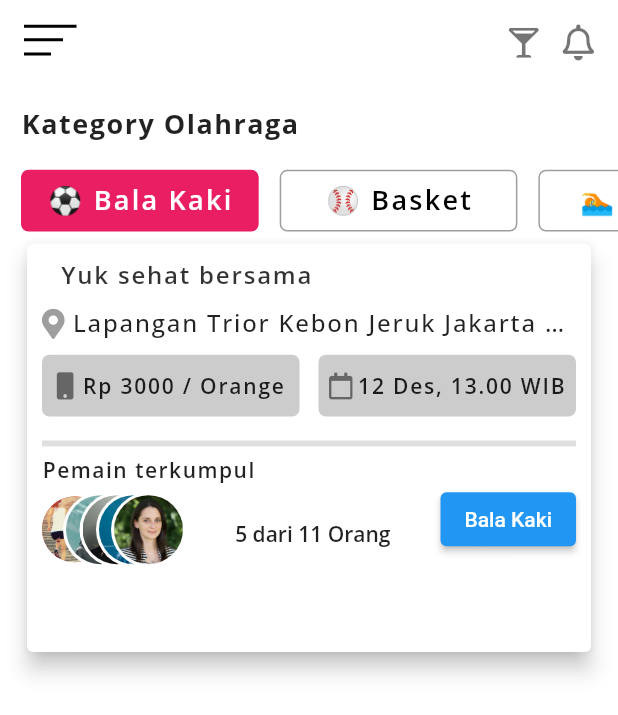
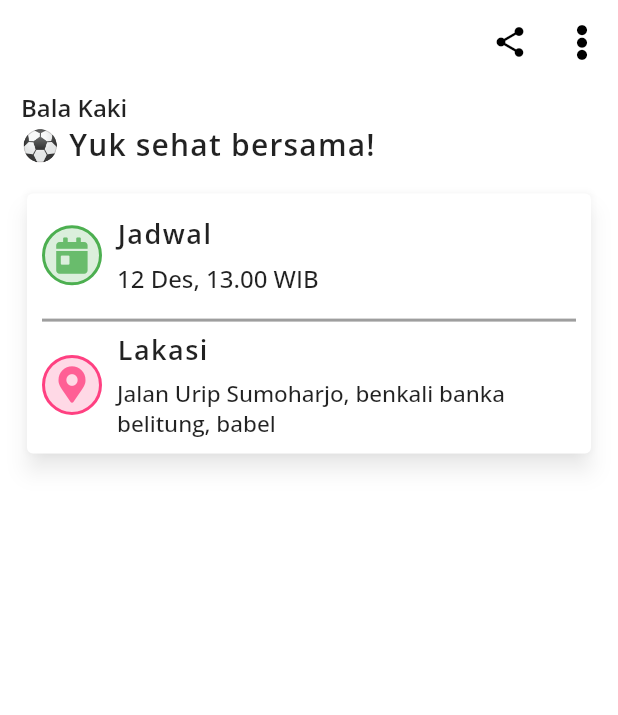
Before and after one commit to mscsapan/PlayTo-App, a Flutter app: the screen it shows after launch, on a phone screen of 412 x 824 dp. Shown: the top 715 px of the screen. Run offline on Flutter 3.47's test engine with Material 2 defaults, Android fonts, the phone set to English and light mode, and no system bars; our stand-ins replace bloc, flutter_bloc, font_awesome_flutter, google_fonts.

Commit message:
design more screens

```diff
--- a/lib/main.dart
+++ b/lib/main.dart
@@ -3,6 +3,7 @@ import 'package:flutter/services.dart';
 import 'package:flutter_bloc/flutter_bloc.dart';
 import 'package:play_to_app/src/logic/controller_cubit.dart';
 import 'package:play_to_app/src/screens/category_screen.dart';
+import 'package:play_to_app/src/screens/football_event_screen.dart';
 
 void main() {
   WidgetsFlutterBinding.ensureInitialized();
@@ -15,7 +16,7 @@ void main() {
       home: BlocProvider<ControllerCubit>(
         create: (BuildContext context) => ControllerCubit(),
         // child: const Home(),
-        child: const CategoryScreen(),
+        child: const FootBallEventScreen(),
       ),
       debugShowCheckedModeBanner: false,
       theme: ThemeData(
--- a/lib/src/data/data_list.dart
+++ b/lib/src/data/data_list.dart
@@ -26,7 +26,14 @@ final List<IconData> eventIcons = [
   FontAwesomeIcons.mobile,
   FontAwesomeIcons.calendar,
 ];
-final List<String> eventTitle = [
+final List<String> eventDate = [
   'Rp 3000 / Orange',
   '12 Des, 13.00 WIB',
 ];
+
+final List<String> eventTitle = [
+  'Yuk sehat bersama',
+  'Alumni Unsri Kumpul Yuki',
+  'Sepakbola ria',
+  'Unpansi Uduku Liya',
+];
--- a/lib/src/screens/category_screen.dart
+++ b/lib/src/screens/category_screen.dart
@@ -1,4 +1,5 @@
 import 'package:flutter/material.dart';
+import 'package:play_to_app/src/data/data_list.dart';
 import 'package:play_to_app/src/views/category_details.dart';
 import 'package:play_to_app/src/views/category_play_view.dart';
 import 'package:play_to_app/src/views/my_app_bar.dart';
@@ -19,13 +20,21 @@ class CategoryScreen extends StatelessWidget {
         height: _size.height,
         width: _size.width,
         child: ListView(
-          children: const [
-            CategoryHeading(
+          physics: const BouncingScrollPhysics(),
+          children: [
+            const CategoryHeading(
               leftTitle: 'Kategory Olahraga',
               r8Title: '',
             ),
-            CategoryPlayView(),
-            CategoryDetails(),
+            const CategoryPlayView(),
+            Column(
+              children: List.generate(
+                eventTitle.length,
+                (index) => CategoryDetails(
+                  title: eventTitle[index],
+                ),
+              ),
+            ),
           ],
         ),
       ),
--- /dev/null
+++ b/lib/src/screens/football_event_screen.dart
@@ -0,0 +1,182 @@
+import 'package:flutter/material.dart';
+import 'package:font_awesome_flutter/font_awesome_flutter.dart';
+import 'package:google_fonts/google_fonts.dart';
+import 'package:play_to_app/src/data/data_list.dart';
+import 'package:play_to_app/src/views/heading_title.dart';
+
+class FootBallEventScreen extends StatelessWidget {
+  const FootBallEventScreen({Key? key}) : super(key: key);
+  final Color red = Colors.red;
+  final String subTitle =
+      'Jalan Urip Sumoharjo, benkali banka\nbelitung, babel';
+
+  @override
+  Widget build(BuildContext context) {
+    final _size = MediaQuery.of(context).size;
+    return Scaffold(
+      appBar: AppBar(
+        actions: [
+          IconButton(
+            onPressed: () {},
+            splashRadius: 24.0,
+            icon: const Icon(
+              Icons.share,
+              color: Colors.black,
+            ),
+          ),
+          IconButton(
+            onPressed: () {},
+            splashRadius: 24.0,
+            icon: const Icon(
+              FontAwesomeIcons.ellipsisV,
+              color: Colors.black,
+            ),
+          ),
+        ],
+      ),
+      body: Container(
+        height: _size.height,
+        width: _size.width,
+        padding: const EdgeInsets.symmetric(horizontal: 14.0, vertical: 5.0),
+        child: Column(
+          crossAxisAlignment: CrossAxisAlignment.start,
+          children: [
+            Text(
+              'Bala Kaki',
+              style: GoogleFonts.openSans(
+                fontSize: 16.0,
+                fontWeight: FontWeight.w600,
+              ),
+            ),
+            Text(
+              '⚽ Yuk sehat bersama!',
+              style: GoogleFonts.openSans(
+                fontWeight: FontWeight.w600,
+                fontSize: 20.0,
+                letterSpacing: 0.8,
+              ),
+            ),
+            Container(
+              height: _size.height * 0.22,
+              width: _size.width,
+              margin: const EdgeInsets.only(top: 15.0),
+              child: Card(
+                elevation: 6.0,
+                shadowColor: Colors.white70,
+                child: Column(
+                  mainAxisSize: MainAxisSize.min,
+                  children: [
+                    Container(
+                      height: _size.height * 0.1,
+                      width: _size.width,
+                      margin: const EdgeInsets.symmetric(horizontal: 10.0),
+                      child: Row(
+                        children: [
+                          Container(
+                            height: 40.0,
+                            width: 40.0,
+                            margin: const EdgeInsets.only(right: 10.0),
+                            alignment: Alignment.center,
+                            decoration: BoxDecoration(
+                                shape: BoxShape.circle,
+                                color: Colors.green.withOpacity(0.2),
+                                border: Border.all(
+                                  color: Colors.green,
+                                  width: 2.0,
+                                )),
+                            child: FaIcon(
+                              FontAwesomeIcons.calendarDay,
+                              color: Colors.green.withOpacity(0.8),
+                            ),
+                          ),
+                          Column(
+                            crossAxisAlignment: CrossAxisAlignment.start,
+                            mainAxisAlignment: MainAxisAlignment.center,
+                            children: [
+                              Text(
+                                'Jadwal',
+                                style: GoogleFonts.openSans(
+                                  fontSize: 18.0,
+                                  fontWeight: FontWeight.w600,
+                                  letterSpacing: 1.0,
+                                ),
+                              ),
+                              const SizedBox(height: 6.0),
+                              Text(
+                                eventDate[1],
+                                style: GoogleFonts.openSans(
+                                  fontSize: 16.0,
+                                  fontWeight: FontWeight.w500,
+                                ),
+                              ),
+                            ],
+                          ),
+                        ],
+                      ),
+                    ),
+                    const Padding(
+                      padding: EdgeInsets.symmetric(horizontal: 10.0),
+                      child: Divider(
+                        color: Colors.grey,
+                        height: 4.0,
+                        thickness: 2.0,
+                      ),
+                    ),
+                    Container(
+                      height: _size.height * 0.1,
+                      width: _size.width,
+                      margin: const EdgeInsets.symmetric(horizontal: 10.0),
+                      child: Row(
+                        children: [
+                          Container(
+                            height: 40.0,
+                            width: 40.0,
+                            margin: const EdgeInsets.only(right: 10.0),
+                            alignment: Alignment.center,
+                            decoration: BoxDecoration(
+                                shape: BoxShape.circle,
+                                color: Colors.pinkAccent.withOpacity(0.2),
+                                border: Border.all(
+                                  color: Colors.pinkAccent,
+                                  width: 2.0,
+                                )),
+                            child: FaIcon(
+                              FontAwesomeIcons.mapMarkerAlt,
+                              color: Colors.pinkAccent.withOpacity(0.8),
+                            ),
+                          ),
+                          Column(
+                            crossAxisAlignment: CrossAxisAlignment.start,
+                            mainAxisAlignment: MainAxisAlignment.center,
+                            children: [
+                              Text(
+                                'Lakasi',
+                                style: GoogleFonts.openSans(
+                                  fontSize: 18.0,
+                                  fontWeight: FontWeight.w600,
+                                  letterSpacing: 1.0,
+                                ),
+                              ),
+                              const SizedBox(height: 6.0),
+                              Text(
+                                subTitle,
+                                style: GoogleFonts.openSans(
+                                  fontSize: 15.0,
+                                  fontWeight: FontWeight.w500,
+                                ),
+                              ),
+                            ],
+                          ),
+                        ],
+                      ),
+                    ),
+                  ],
+                ),
+              ),
+            ),
+          ],
+        ),
+      ),
+    );
+  }
+}
--- a/lib/src/views/category_details.dart
+++ b/lib/src/views/category_details.dart
@@ -5,9 +5,10 @@ import 'package:play_to_app/src/data/data_list.dart';
 import 'package:play_to_app/src/views/event_details.dart';
 
 class CategoryDetails extends StatelessWidget {
-  const CategoryDetails({Key? key}) : super(key: key);
+  const CategoryDetails({Key? key, required this.title}) : super(key: key);
   final String description =
       'Lapangan Trior Kebon Jeruk Jakarta baslaski Istavanto Sikando';
+  final String title;
 
   @override
   Widget build(BuildContext context) {
@@ -15,7 +16,7 @@ class CategoryDetails extends StatelessWidget {
     return Container(
       height: _size.height * 0.34,
       width: _size.width,
-      padding: const EdgeInsets.symmetric(horizontal: 14.0),
+      padding: const EdgeInsets.symmetric(horizontal: 14.0, vertical: 8.0),
       child: Card(
         elevation: 6.0,
         child: Padding(
@@ -28,7 +29,7 @@ class CategoryDetails extends StatelessWidget {
                   children: [
                     const TextSpan(text: '⚽ '),
                     TextSpan(
-                      text: 'Yuk sehat bersama',
+                      text: title,
                       style: GoogleFonts.openSans(
                         fontSize: 16.0,
                         color: Colors.black.withOpacity(0.8),
@@ -65,7 +66,7 @@ class CategoryDetails extends StatelessWidget {
               Row(
                 mainAxisAlignment: MainAxisAlignment.spaceBetween,
                 children: List.generate(
-                  eventTitle.length,
+                  eventDate.length,
                   (index) => Container(
                     width: _size.width / 2.4,
                     height: _size.height * 0.05,
@@ -84,7 +85,7 @@ class CategoryDetails extends StatelessWidget {
                             color: Colors.black.withOpacity(0.5),
                           ),
                           Text(
-                            eventTitle[index],
+                            eventDate[index],
                             style: GoogleFonts.openSans(
                               fontSize: 14.0,
                               fontWeight: FontWeight.w600,
--- a/lib/src/views/category_play_view.dart
+++ b/lib/src/views/category_play_view.dart
@@ -21,13 +21,15 @@ class CategoryPlayView extends StatelessWidget {
           return SingleChildScrollView(
             scrollDirection: Axis.horizontal,
             physics: const ClampingScrollPhysics(),
+            child: Padding(
+              padding: const EdgeInsets.symmetric(horizontal: 14.0),
               child: Row(
                 children: List.generate(
                   catTitle2.length,
                   (index) {
                     bool position = _controller.catTitleIndex == index;
                     return Padding(
-                    padding: const EdgeInsets.only(left: 14.0),
+                      padding: const EdgeInsets.only(right: 10.0),
                       child: GestureDetector(
                         onTap: () {
                           _controller.catTitleState(index);
@@ -41,8 +43,9 @@ class CategoryPlayView extends StatelessWidget {
                           decoration: BoxDecoration(
                             color: position ? Colors.pink : Colors.transparent,
                             border: Border.all(
-                              color:
-                                  position ? Colors.transparent : Colors.grey),
+                                color: position
+                                    ? Colors.transparent
+                                    : Colors.grey),
                             borderRadius: BorderRadius.circular(5.0),
                           ),
                           child: Text(
@@ -60,6 +63,7 @@ class CategoryPlayView extends StatelessWidget {
                   },
                 ),
               ),
+            ),
           );
         },
       ),
--- a/lib/src/views/event_details.dart
+++ b/lib/src/views/event_details.dart
@@ -10,8 +10,13 @@ class EventCategory extends StatelessWidget {
     final _size = MediaQuery.of(context).size;
     return Row(
       mainAxisAlignment: MainAxisAlignment.spaceBetween,
+      mainAxisSize: MainAxisSize.min,
       children: [
-        Column(
+        Container(
+          width: _size.width * 0.56,
+          margin: const EdgeInsets.only(top: 10.0),
+          //  color: Colors.red,
+          child: Column(
             crossAxisAlignment: CrossAxisAlignment.start,
             children: [
               Text(
@@ -22,27 +27,42 @@ class EventCategory extends StatelessWidget {
                   letterSpacing: 1.0,
                 ),
               ),
-            SizedBox(
-              height: _size.height * 0.08,
-              width: _size.width * 0.6,
-              //color: Colors.red,
-              child: Row(
+              const SizedBox(height: 15.0),
+              Row(
                 mainAxisSize: MainAxisSize.min,
                 children: [
                   const StackImages(),
                   Text(
                     '5 dari 11 Orang',
                     style: GoogleFonts.openSans(
-                      fontSize: 14.0,
+                      fontSize: 16.0,
                       fontWeight: FontWeight.w600,
+                      letterSpacing: 0.5,
                     ),
                   )
                 ],
               ),
-            ),
             ],
           ),
-        ElevatedButton(onPressed: () {}, child: const Text('Bala Kaki'))
+        ),
+        Container(
+          width: _size.width * 0.28,
+          margin: const EdgeInsets.only(top: 40.0),
+          //color: Colors.red,
+          child: ElevatedButton(
+            style: ButtonStyle(
+              padding: MaterialStateProperty.all<EdgeInsetsGeometry>(
+                const EdgeInsets.symmetric(horizontal: 18.0, vertical: 12.0),
+              ),
+            ),
+            onPressed: () {},
+            child: Text(
+              'Bola Kaki',
+              style: GoogleFonts.openSans(
+                  fontSize: 14.0, fontWeight: FontWeight.w600),
+            ),
+          ),
+        )
       ],
     );
   }
--- a/lib/src/views/single_stack_image.dart
+++ b/lib/src/views/single_stack_image.dart
@@ -10,12 +10,12 @@ class SingleImage extends StatelessWidget {
   @override
   Widget build(BuildContext context) {
     return Positioned(
-      top: -5.0,
+      top: -10.0,
       left: leftPosition,
       bottom: 0.0,
       child: Container(
-        height: 50.0,
-        width: 50.0,
+        height: 46.0,
+        width: 46.0,
         decoration: const BoxDecoration(
           color: Colors.white,
           shape: BoxShape.circle,
--- a/lib/src/views/stack_images.dart
+++ b/lib/src/views/stack_images.dart
@@ -8,17 +8,17 @@ class StackImages extends StatelessWidget {
   @override
   Widget build(BuildContext context) {
     final _size = MediaQuery.of(context).size;
-    return Container(
-      width: _size.width / 3.2,
+    return SizedBox(
+      width: _size.width / 4.5,
       height: _size.height * 0.06,
-      color: Colors.white,
+      // color: Colors.red,
       child: Stack(
         clipBehavior: Clip.none,
         // fit: StackFit.expand,
         children: [
           Container(
-            height: 44.0,
-            width: 44.0,
+            height: 40.0,
+            width: 40.0,
             decoration: BoxDecoration(
               color: Colors.red,
               shape: BoxShape.circle,
@@ -30,21 +30,17 @@ class StackImages extends StatelessWidget {
             // child: Image.asset(image, fit: BoxFit.cover),
           ),
           const SingleImage(
-            leftPosition: 14,
+            leftPosition: 16,
             imageNo: 1,
           ),
           const SingleImage(
-            leftPosition: 25,
+            leftPosition: 26,
             imageNo: 2,
           ),
           const SingleImage(
             leftPosition: 36,
             imageNo: 3,
           ),
-          const SingleImage(
-            leftPosition: 46,
-            imageNo: 4,
-          ),
         ],
       ),
     );
```
Lines whose indentation alone changed are shown as unchanged.
